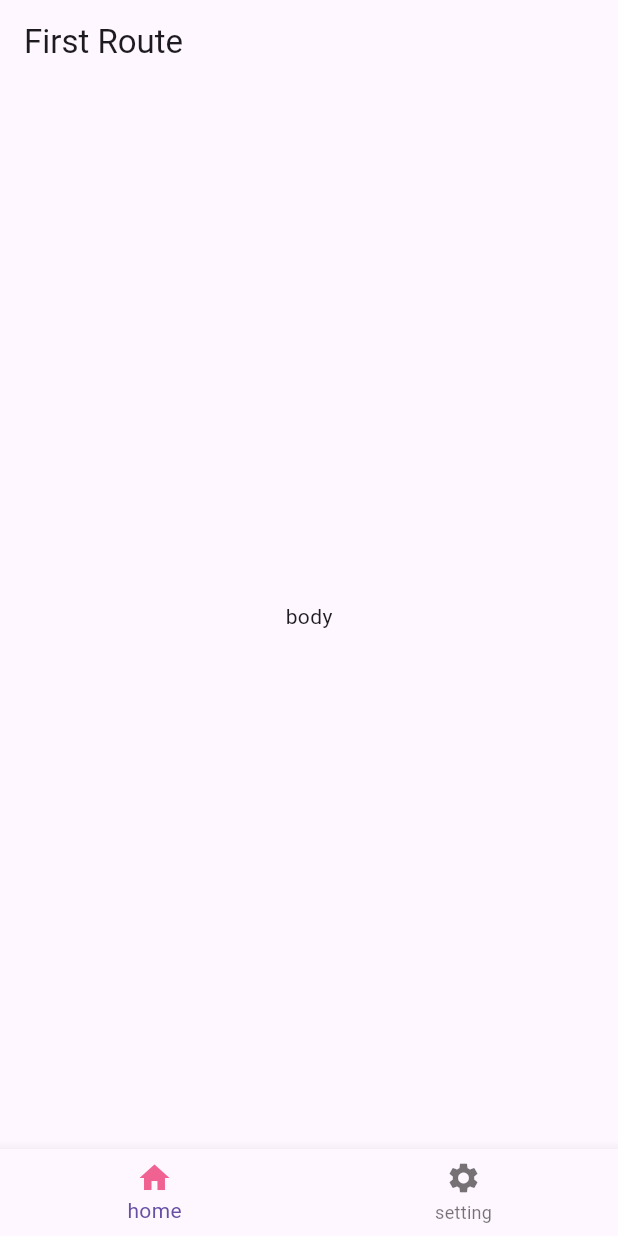
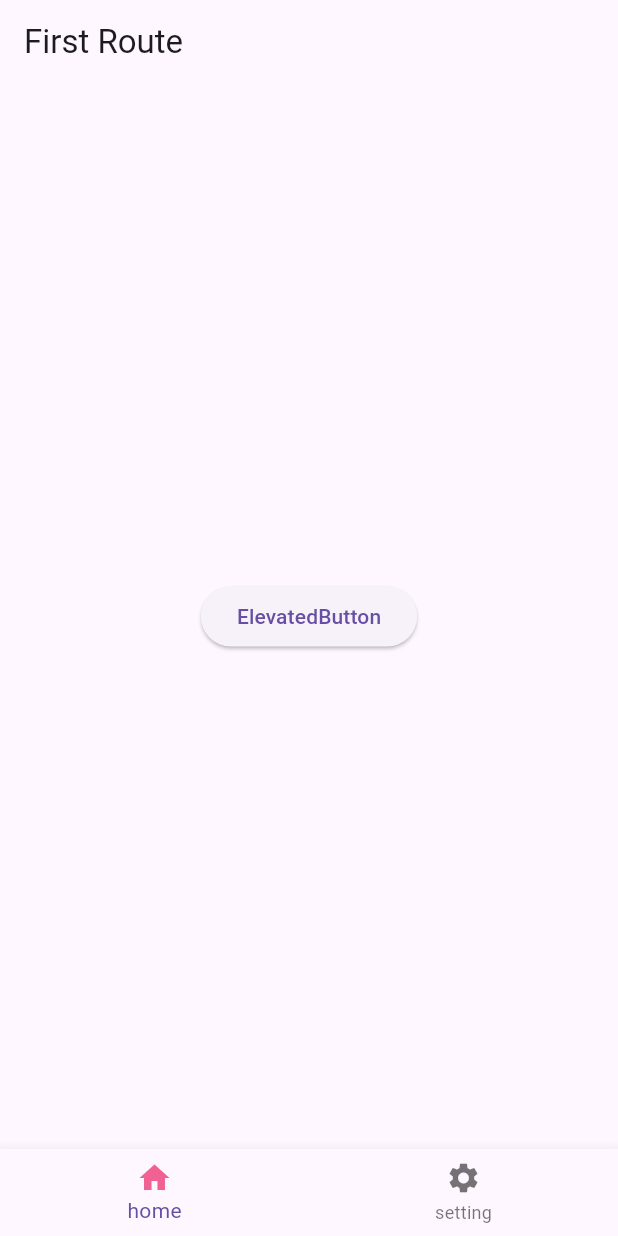
Before and after one commit to miyenChen/flutter_test, a Flutter app: the screen it shows after launch, on a phone screen of 412 x 824 dp. Run offline on Flutter 3.47's test engine with Material 3 defaults, Android fonts, the light colour scheme and no system bars.

Commit message:
feat: Button 基本事件：列印文字

```diff
--- a/lib/main.dart
+++ b/lib/main.dart
@@ -17,7 +17,14 @@ class MyApp extends StatelessWidget {
           appBar: AppBar(
             title: const Text('First Route'),
           ),
-          body: const Center(child: Text("body")),
+          body: Center(
+            child: ElevatedButton(
+              child: Text('ElevatedButton'),
+              onPressed: () {
+                print("hi");
+              },
+            ),
+          ),
           //下方導欄列，最少要兩個項目，可設定顏色、大小、名稱、icon
           bottomNavigationBar: BottomNavigationBar(
             items: [
```
